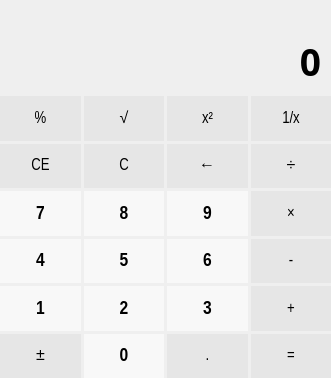
Above: template/content/calculator/general/general.ui from cmh1027/calculator before the change. Below: the same form after it.
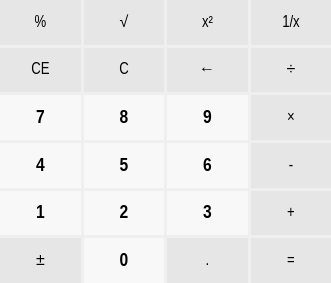
That is the form after the change.

Diff of the .ui file:
```diff
--- a/template/content/calculator/general/general.ui
+++ b/template/content/calculator/general/general.ui
@@ -7,109 +7,13 @@
     <x>0</x>
     <y>0</y>
     <width>331</width>
-    <height>378</height>
+    <height>283</height>
    </rect>
   </property>
   <property name="windowTitle">
    <string>Form</string>
   </property>
-  <layout class="QVBoxLayout" name="verticalLayout_4">
-   <property name="leftMargin">
-    <number>0</number>
-   </property>
-   <property name="topMargin">
-    <number>0</number>
-   </property>
-   <property name="rightMargin">
-    <number>0</number>
-   </property>
-   <property name="bottomMargin">
-    <number>0</number>
-   </property>
-   <item>
-    <layout class="QVBoxLayout" name="verticalLayout">
-     <property name="spacing">
-      <number>0</number>
-     </property>
-     <property name="leftMargin">
-      <number>0</number>
-     </property>
-     <property name="topMargin">
-      <number>0</number>
-     </property>
-     <property name="rightMargin">
-      <number>0</number>
-     </property>
-     <property name="bottomMargin">
-      <number>0</number>
-     </property>
-     <item>
-      <layout class="QVBoxLayout" name="verticalLayout_3">
-       <property name="rightMargin">
-        <number>10</number>
-       </property>
-       <item>
-        <widget class="QLabel" name="intermediateLabel">
-         <property name="sizePolicy">
-          <sizepolicy hsizetype="Preferred" vsizetype="Fixed">
-           <horstretch>0</horstretch>
-           <verstretch>0</verstretch>
-          </sizepolicy>
-         </property>
-         <property name="font">
-          <font>
-           <family>Agency FB</family>
-           <pointsize>14</pointsize>
-           <weight>75</weight>
-           <bold>true</bold>
-          </font>
-         </property>
-         <property name="styleSheet">
-          <string notr="true">color: rgb(175, 175, 175);</string>
-         </property>
-         <property name="text">
-          <string/>
-         </property>
-         <property name="alignment">
-          <set>Qt::AlignRight|Qt::AlignTrailing|Qt::AlignVCenter</set>
-         </property>
-        </widget>
-       </item>
-      </layout>
-     </item>
-     <item>
-      <layout class="QVBoxLayout" name="verticalLayout_2">
-       <property name="rightMargin">
-        <number>10</number>
-       </property>
-       <item>
-        <widget class="QLabel" name="resultLabel">
-         <property name="minimumSize">
-          <size>
-           <width>0</width>
-           <height>70</height>
-          </size>
-         </property>
-         <property name="font">
-          <font>
-           <family>Agency FB</family>
-           <pointsize>28</pointsize>
-           <weight>75</weight>
-           <bold>true</bold>
-          </font>
-         </property>
-         <property name="text">
-          <string>0</string>
-         </property>
-         <property name="alignment">
-          <set>Qt::AlignRight|Qt::AlignTrailing|Qt::AlignVCenter</set>
-         </property>
-        </widget>
-       </item>
-      </layout>
-     </item>
-     <item>
-      <layout class="QGridLayout" name="buttonLayout">
+  <layout class="QGridLayout" name="gridLayout">
        <property name="leftMargin">
         <number>0</number>
        </property>
@@ -125,70 +29,6 @@
        <property name="spacing">
         <number>3</number>
        </property>
-       <item row="3" column="0">
-        <widget class="QPushButton" name="num4Button">
-         <property name="sizePolicy">
-          <sizepolicy hsizetype="Expanding" vsizetype="Expanding">
-           <horstretch>0</horstretch>
-           <verstretch>0</verstretch>
-          </sizepolicy>
-         </property>
-         <property name="minimumSize">
-          <size>
-           <width>75</width>
-           <height>40</height>
-          </size>
-         </property>
-         <property name="font">
-          <font>
-           <family>Arial Narrow</family>
-           <pointsize>14</pointsize>
-           <weight>75</weight>
-           <bold>true</bold>
-          </font>
-         </property>
-         <property name="styleSheet">
-          <string notr="true">QPushButton{background-color: rgb(248, 248, 248);border: none;} 
-QPushButton:hover{background-color: rgb(195, 195, 195);}
-</string>
-         </property>
-         <property name="text">
-          <string>4</string>
-         </property>
-        </widget>
-       </item>
-       <item row="4" column="0">
-        <widget class="QPushButton" name="num1Button">
-         <property name="sizePolicy">
-          <sizepolicy hsizetype="Expanding" vsizetype="Expanding">
-           <horstretch>0</horstretch>
-           <verstretch>0</verstretch>
-          </sizepolicy>
-         </property>
-         <property name="minimumSize">
-          <size>
-           <width>75</width>
-           <height>40</height>
-          </size>
-         </property>
-         <property name="font">
-          <font>
-           <family>Arial Narrow</family>
-           <pointsize>14</pointsize>
-           <weight>75</weight>
-           <bold>true</bold>
-          </font>
-         </property>
-         <property name="styleSheet">
-          <string notr="true">QPushButton{background-color: rgb(248, 248, 248);border: none;} 
-QPushButton:hover{background-color: rgb(195, 195, 195);}
-</string>
-         </property>
-         <property name="text">
-          <string>1</string>
-         </property>
-        </widget>
-       </item>
        <item row="0" column="0">
         <widget class="QPushButton" name="rootButton">
          <property name="sizePolicy">
@@ -219,8 +59,8 @@
          </property>
         </widget>
        </item>
-       <item row="2" column="1">
-        <widget class="QPushButton" name="num8Button">
+   <item row="0" column="1">
+    <widget class="QPushButton" name="sqrtButton">
          <property name="sizePolicy">
           <sizepolicy hsizetype="Expanding" vsizetype="Expanding">
            <horstretch>0</horstretch>
@@ -236,23 +76,21 @@
          <property name="font">
           <font>
            <family>Arial Narrow</family>
-           <pointsize>14</pointsize>
-           <weight>75</weight>
-           <bold>true</bold>
+       <pointsize>12</pointsize>
           </font>
          </property>
          <property name="styleSheet">
-          <string notr="true">QPushButton{background-color: rgb(248, 248, 248);border: none;} 
+      <string notr="true">QPushButton{background-color: rgb(230, 230, 230);border: none;} 
 QPushButton:hover{background-color: rgb(195, 195, 195);}
 </string>
          </property>
          <property name="text">
-          <string>8</string>
+      <string>√</string>
          </property>
         </widget>
        </item>
-       <item row="2" column="2">
-        <widget class="QPushButton" name="num9Button">
+   <item row="0" column="2">
+    <widget class="QPushButton" name="sqrButton">
          <property name="sizePolicy">
           <sizepolicy hsizetype="Expanding" vsizetype="Expanding">
            <horstretch>0</horstretch>
@@ -268,18 +106,106 @@
          <property name="font">
           <font>
            <family>Arial Narrow</family>
-           <pointsize>14</pointsize>
-           <weight>75</weight>
-           <bold>true</bold>
+       <pointsize>12</pointsize>
           </font>
          </property>
          <property name="styleSheet">
-          <string notr="true">QPushButton{background-color: rgb(248, 248, 248);border: none;} 
+      <string notr="true">QPushButton{background-color: rgb(230, 230, 230);border: none;} 
 QPushButton:hover{background-color: rgb(195, 195, 195);}
 </string>
          </property>
          <property name="text">
-          <string>9</string>
+      <string>x²</string>
+     </property>
+    </widget>
+   </item>
+   <item row="0" column="3">
+    <widget class="QPushButton" name="inverseButton">
+     <property name="sizePolicy">
+      <sizepolicy hsizetype="Expanding" vsizetype="Expanding">
+       <horstretch>0</horstretch>
+       <verstretch>0</verstretch>
+      </sizepolicy>
+     </property>
+     <property name="minimumSize">
+      <size>
+       <width>75</width>
+       <height>40</height>
+      </size>
+     </property>
+     <property name="font">
+      <font>
+       <family>Arial Narrow</family>
+       <pointsize>12</pointsize>
+      </font>
+     </property>
+     <property name="styleSheet">
+      <string notr="true">QPushButton{background-color: rgb(230, 230, 230);border: none;} 
+QPushButton:hover{background-color: rgb(195, 195, 195);}
+</string>
+     </property>
+     <property name="text">
+      <string>1/x</string>
+     </property>
+    </widget>
+   </item>
+   <item row="1" column="0">
+    <widget class="QPushButton" name="ceButton">
+     <property name="sizePolicy">
+      <sizepolicy hsizetype="Expanding" vsizetype="Expanding">
+       <horstretch>0</horstretch>
+       <verstretch>0</verstretch>
+      </sizepolicy>
+     </property>
+     <property name="minimumSize">
+      <size>
+       <width>75</width>
+       <height>40</height>
+      </size>
+     </property>
+     <property name="font">
+      <font>
+       <family>Arial Narrow</family>
+       <pointsize>12</pointsize>
+      </font>
+     </property>
+     <property name="styleSheet">
+      <string notr="true">QPushButton{background-color: rgb(230, 230, 230);border: none;} 
+QPushButton:hover{background-color: rgb(195, 195, 195);}
+</string>
+     </property>
+     <property name="text">
+      <string>CE</string>
+     </property>
+    </widget>
+   </item>
+   <item row="1" column="1">
+    <widget class="QPushButton" name="cButton">
+     <property name="sizePolicy">
+      <sizepolicy hsizetype="Expanding" vsizetype="Expanding">
+       <horstretch>0</horstretch>
+       <verstretch>0</verstretch>
+      </sizepolicy>
+     </property>
+     <property name="minimumSize">
+      <size>
+       <width>75</width>
+       <height>40</height>
+      </size>
+     </property>
+     <property name="font">
+      <font>
+       <family>Arial Narrow</family>
+       <pointsize>12</pointsize>
+      </font>
+     </property>
+     <property name="styleSheet">
+      <string notr="true">QPushButton{background-color: rgb(230, 230, 230);border: none;} 
+QPushButton:hover{background-color: rgb(195, 195, 195);}
+</string>
+     </property>
+     <property name="text">
+      <string>C</string>
          </property>
         </widget>
        </item>
@@ -313,38 +239,6 @@
          </property>
         </widget>
        </item>
-       <item row="2" column="0">
-        <widget class="QPushButton" name="num7Button">
-         <property name="sizePolicy">
-          <sizepolicy hsizetype="Expanding" vsizetype="Expanding">
-           <horstretch>0</horstretch>
-           <verstretch>0</verstretch>
-          </sizepolicy>
-         </property>
-         <property name="minimumSize">
-          <size>
-           <width>75</width>
-           <height>40</height>
-          </size>
-         </property>
-         <property name="font">
-          <font>
-           <family>Arial Narrow</family>
-           <pointsize>14</pointsize>
-           <weight>75</weight>
-           <bold>true</bold>
-          </font>
-         </property>
-         <property name="styleSheet">
-          <string notr="true">QPushButton{background-color: rgb(248, 248, 248);border: none;} 
-QPushButton:hover{background-color: rgb(195, 195, 195);}
-</string>
-         </property>
-         <property name="text">
-          <string>7</string>
-         </property>
-        </widget>
-       </item>
        <item row="1" column="3">
         <widget class="QPushButton" name="divideButton">
          <property name="sizePolicy">
@@ -377,6 +271,102 @@
          </property>
         </widget>
        </item>
+   <item row="2" column="0">
+    <widget class="QPushButton" name="num7Button">
+     <property name="sizePolicy">
+      <sizepolicy hsizetype="Expanding" vsizetype="Expanding">
+       <horstretch>0</horstretch>
+       <verstretch>0</verstretch>
+      </sizepolicy>
+     </property>
+     <property name="minimumSize">
+      <size>
+       <width>75</width>
+       <height>40</height>
+      </size>
+     </property>
+     <property name="font">
+      <font>
+       <family>Arial Narrow</family>
+       <pointsize>14</pointsize>
+       <weight>75</weight>
+       <bold>true</bold>
+      </font>
+     </property>
+     <property name="styleSheet">
+      <string notr="true">QPushButton{background-color: rgb(248, 248, 248);border: none;} 
+QPushButton:hover{background-color: rgb(195, 195, 195);}
+</string>
+     </property>
+     <property name="text">
+      <string>7</string>
+     </property>
+    </widget>
+   </item>
+   <item row="2" column="1">
+    <widget class="QPushButton" name="num8Button">
+     <property name="sizePolicy">
+      <sizepolicy hsizetype="Expanding" vsizetype="Expanding">
+       <horstretch>0</horstretch>
+       <verstretch>0</verstretch>
+      </sizepolicy>
+     </property>
+     <property name="minimumSize">
+      <size>
+       <width>75</width>
+       <height>40</height>
+      </size>
+     </property>
+     <property name="font">
+      <font>
+       <family>Arial Narrow</family>
+       <pointsize>14</pointsize>
+       <weight>75</weight>
+       <bold>true</bold>
+      </font>
+     </property>
+     <property name="styleSheet">
+      <string notr="true">QPushButton{background-color: rgb(248, 248, 248);border: none;} 
+QPushButton:hover{background-color: rgb(195, 195, 195);}
+</string>
+     </property>
+     <property name="text">
+      <string>8</string>
+     </property>
+    </widget>
+   </item>
+   <item row="2" column="2">
+    <widget class="QPushButton" name="num9Button">
+     <property name="sizePolicy">
+      <sizepolicy hsizetype="Expanding" vsizetype="Expanding">
+       <horstretch>0</horstretch>
+       <verstretch>0</verstretch>
+      </sizepolicy>
+     </property>
+     <property name="minimumSize">
+      <size>
+       <width>75</width>
+       <height>40</height>
+      </size>
+     </property>
+     <property name="font">
+      <font>
+       <family>Arial Narrow</family>
+       <pointsize>14</pointsize>
+       <weight>75</weight>
+       <bold>true</bold>
+      </font>
+     </property>
+     <property name="styleSheet">
+      <string notr="true">QPushButton{background-color: rgb(248, 248, 248);border: none;} 
+QPushButton:hover{background-color: rgb(195, 195, 195);}
+</string>
+     </property>
+     <property name="text">
+      <string>9</string>
+     </property>
+    </widget>
+   </item>
        <item row="2" column="3">
         <widget class="QPushButton" name="multiplyButton">
          <property name="sizePolicy">
@@ -407,8 +397,8 @@
          </property>
         </widget>
        </item>
-       <item row="0" column="2">
-        <widget class="QPushButton" name="sqrButton">
+   <item row="3" column="0">
+    <widget class="QPushButton" name="num4Button">
          <property name="sizePolicy">
           <sizepolicy hsizetype="Expanding" vsizetype="Expanding">
            <horstretch>0</horstretch>
@@ -424,166 +414,18 @@
          <property name="font">
           <font>
            <family>Arial Narrow</family>
-           <pointsize>12</pointsize>
+       <pointsize>14</pointsize>
+       <weight>75</weight>
+       <bold>true</bold>
           </font>
          </property>
          <property name="styleSheet">
-          <string notr="true">QPushButton{background-color: rgb(230, 230, 230);border: none;} 
+      <string notr="true">QPushButton{background-color: rgb(248, 248, 248);border: none;} 
 QPushButton:hover{background-color: rgb(195, 195, 195);}
 </string>
          </property>
          <property name="text">
-          <string>x²</string>
-         </property>
-        </widget>
-       </item>
-       <item row="0" column="1">
-        <widget class="QPushButton" name="sqrtButton">
-         <property name="sizePolicy">
-          <sizepolicy hsizetype="Expanding" vsizetype="Expanding">
-           <horstretch>0</horstretch>
-           <verstretch>0</verstretch>
-          </sizepolicy>
-         </property>
-         <property name="minimumSize">
-          <size>
-           <width>75</width>
-           <height>40</height>
-          </size>
-         </property>
-         <property name="font">
-          <font>
-           <family>Arial Narrow</family>
-           <pointsize>12</pointsize>
-          </font>
-         </property>
-         <property name="styleSheet">
-          <string notr="true">QPushButton{background-color: rgb(230, 230, 230);border: none;} 
-QPushButton:hover{background-color: rgb(195, 195, 195);}
-</string>
-         </property>
-         <property name="text">
-          <string>√</string>
-         </property>
-        </widget>
-       </item>
-       <item row="0" column="3">
-        <widget class="QPushButton" name="inverseButton">
-         <property name="sizePolicy">
-          <sizepolicy hsizetype="Expanding" vsizetype="Expanding">
-           <horstretch>0</horstretch>
-           <verstretch>0</verstretch>
-          </sizepolicy>
-         </property>
-         <property name="minimumSize">
-          <size>
-           <width>75</width>
-           <height>40</height>
-          </size>
-         </property>
-         <property name="font">
-          <font>
-           <family>Arial Narrow</family>
-           <pointsize>12</pointsize>
-          </font>
-         </property>
-         <property name="styleSheet">
-          <string notr="true">QPushButton{background-color: rgb(230, 230, 230);border: none;} 
-QPushButton:hover{background-color: rgb(195, 195, 195);}
-</string>
-         </property>
-         <property name="text">
-          <string>1/x</string>
-         </property>
-        </widget>
-       </item>
-       <item row="1" column="1">
-        <widget class="QPushButton" name="cButton">
-         <property name="sizePolicy">
-          <sizepolicy hsizetype="Expanding" vsizetype="Expanding">
-           <horstretch>0</horstretch>
-           <verstretch>0</verstretch>
-          </sizepolicy>
-         </property>
-         <property name="minimumSize">
-          <size>
-           <width>75</width>
-           <height>40</height>
-          </size>
-         </property>
-         <property name="font">
-          <font>
-           <family>Arial Narrow</family>
-           <pointsize>12</pointsize>
-          </font>
-         </property>
-         <property name="styleSheet">
-          <string notr="true">QPushButton{background-color: rgb(230, 230, 230);border: none;} 
-QPushButton:hover{background-color: rgb(195, 195, 195);}
-</string>
-         </property>
-         <property name="text">
-          <string>C</string>
-         </property>
-        </widget>
-       </item>
-       <item row="1" column="0">
-        <widget class="QPushButton" name="ceButton">
-         <property name="sizePolicy">
-          <sizepolicy hsizetype="Expanding" vsizetype="Expanding">
-           <horstretch>0</horstretch>
-           <verstretch>0</verstretch>
-          </sizepolicy>
-         </property>
-         <property name="minimumSize">
-          <size>
-           <width>75</width>
-           <height>40</height>
-          </size>
-         </property>
-         <property name="font">
-          <font>
-           <family>Arial Narrow</family>
-           <pointsize>12</pointsize>
-          </font>
-         </property>
-         <property name="styleSheet">
-          <string notr="true">QPushButton{background-color: rgb(230, 230, 230);border: none;} 
-QPushButton:hover{background-color: rgb(195, 195, 195);}
-</string>
-         </property>
-         <property name="text">
-          <string>CE</string>
-         </property>
-        </widget>
-       </item>
-       <item row="5" column="0">
-        <widget class="QPushButton" name="negateButton">
-         <property name="sizePolicy">
-          <sizepolicy hsizetype="Expanding" vsizetype="Expanding">
-           <horstretch>0</horstretch>
-           <verstretch>0</verstretch>
-          </sizepolicy>
-         </property>
-         <property name="minimumSize">
-          <size>
-           <width>75</width>
-           <height>40</height>
-          </size>
-         </property>
-         <property name="font">
-          <font>
-           <family>Arial Narrow</family>
-           <pointsize>12</pointsize>
-          </font>
-         </property>
-         <property name="styleSheet">
-          <string notr="true">QPushButton{background-color: rgb(230, 230, 230);border: none;} 
-QPushButton:hover{background-color: rgb(195, 195, 195);}
-</string>
-         </property>
-         <property name="text">
-          <string>±</string>
+      <string>4</string>
          </property>
         </widget>
        </item>
@@ -681,6 +523,38 @@
          </property>
         </widget>
        </item>
+   <item row="4" column="0">
+    <widget class="QPushButton" name="num1Button">
+     <property name="sizePolicy">
+      <sizepolicy hsizetype="Expanding" vsizetype="Expanding">
+       <horstretch>0</horstretch>
+       <verstretch>0</verstretch>
+      </sizepolicy>
+     </property>
+     <property name="minimumSize">
+      <size>
+       <width>75</width>
+       <height>40</height>
+      </size>
+     </property>
+     <property name="font">
+      <font>
+       <family>Arial Narrow</family>
+       <pointsize>14</pointsize>
+       <weight>75</weight>
+       <bold>true</bold>
+      </font>
+     </property>
+     <property name="styleSheet">
+      <string notr="true">QPushButton{background-color: rgb(248, 248, 248);border: none;} 
+QPushButton:hover{background-color: rgb(195, 195, 195);}
+</string>
+     </property>
+     <property name="text">
+      <string>1</string>
+     </property>
+    </widget>
+   </item>
        <item row="4" column="1">
         <widget class="QPushButton" name="num2Button">
          <property name="sizePolicy">
@@ -775,6 +649,36 @@
          </property>
         </widget>
        </item>
+   <item row="5" column="0">
+    <widget class="QPushButton" name="negateButton">
+     <property name="sizePolicy">
+      <sizepolicy hsizetype="Expanding" vsizetype="Expanding">
+       <horstretch>0</horstretch>
+       <verstretch>0</verstretch>
+      </sizepolicy>
+     </property>
+     <property name="minimumSize">
+      <size>
+       <width>75</width>
+       <height>40</height>
+      </size>
+     </property>
+     <property name="font">
+      <font>
+       <family>Arial Narrow</family>
+       <pointsize>12</pointsize>
+      </font>
+     </property>
+     <property name="styleSheet">
+      <string notr="true">QPushButton{background-color: rgb(230, 230, 230);border: none;} 
+QPushButton:hover{background-color: rgb(195, 195, 195);}
+</string>
+     </property>
+     <property name="text">
+      <string>±</string>
+     </property>
+    </widget>
+   </item>
        <item row="5" column="1">
         <widget class="QPushButton" name="num0Button">
          <property name="sizePolicy">
@@ -866,10 +770,6 @@
           <string>=</string>
          </property>
         </widget>
-       </item>
-      </layout>
-     </item>
-    </layout>
    </item>
   </layout>
  </widget>
```
Lines whose indentation alone changed are shown as unchanged.
